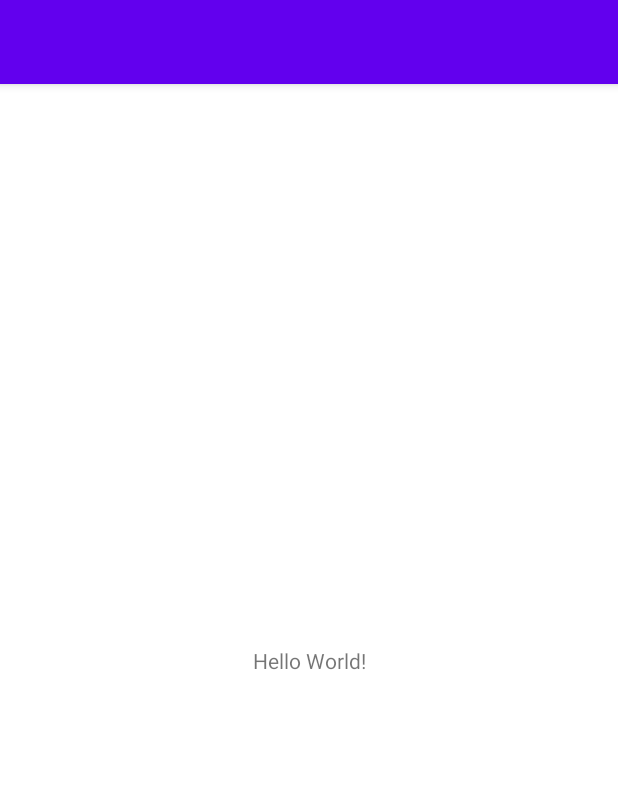
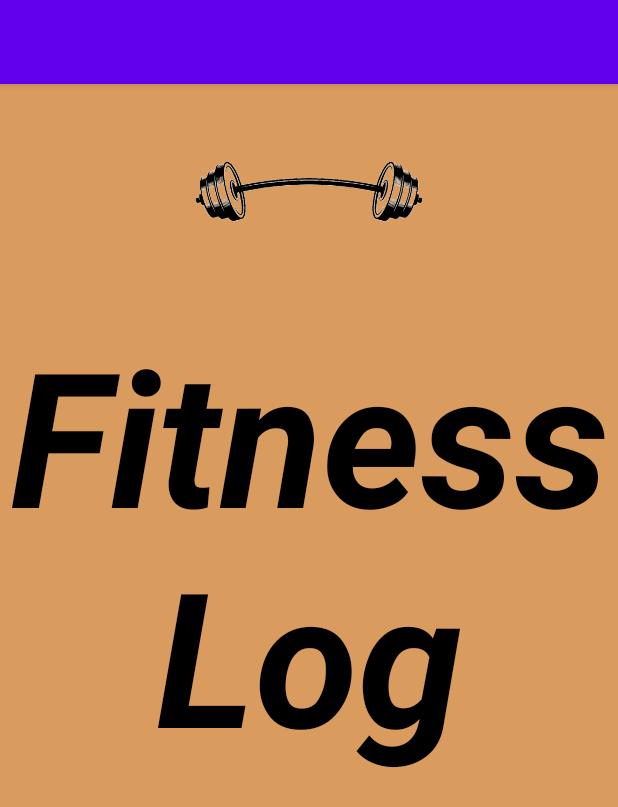
Before and after one commit to Devamp/FitnessApp, an Android app: the screen it shows after launch (MainActivity), on a phone screen of 412 x 824 dp. Shown: the top 807 px of the screen. Run offline under Robolectric (Android 15) with nearby library versions, the light colour scheme and no system bars; 4 statements that could not run were skipped.

Commit message:
Created simple GUIs for the app. Added buttons and listeners.

```diff
--- a/app/src/main/java/com/example/fitnessapp/MainActivity.java
+++ b/app/src/main/java/com/example/fitnessapp/MainActivity.java
@@ -3,12 +3,54 @@ package com.example.fitnessapp;
 import androidx.appcompat.app.AppCompatActivity;
 
 import android.os.Bundle;
+import android.provider.ContactsContract;
+import android.view.View;
+import android.widget.Button;
+import android.widget.EditText;
+import android.widget.RadioButton;
+import android.widget.RadioGroup;
 
-public class MainActivity extends AppCompatActivity {
+public class MainActivity extends AppCompatActivity implements View.OnClickListener, RadioGroup.OnCheckedChangeListener {
 
     @Override
     protected void onCreate(Bundle savedInstanceState) {
         super.onCreate(savedInstanceState);
         setContentView(R.layout.activity_main);
+
+        Button startLog = (Button)findViewById(R.id.startLogButton);
+        Button loadLog = (Button)findViewById(R.id.loadLogButton);
+        Button quitLog = (Button)findViewById(R.id.quitButton);
+
+        EditText nameText = (EditText)findViewById(R.id.nameText);
+
+        RadioGroup radioGroup = (RadioGroup)findViewById(R.id.exerciseGroup);
+        RadioButton benchPress = findViewById(R.id.benchPressRadio);
+        RadioButton squats = findViewById(R.id.squatRadio);
+        RadioButton deadlift = findViewById(R.id.deadliftRadio);
+
+        startLog.setOnClickListener(this);
+        loadLog.setOnClickListener(this);
+        quitLog.setOnClickListener(this);
+
+        radioGroup.setOnCheckedChangeListener(this);
+        benchPress.setOnClickListener(this);
+        squats.setOnClickListener(this);
+        deadlift.setOnClickListener(this);
+
+        //Database database = new Database(nameText, )
     }
+
+    @Override
+    public void onClick(View v) {
+        if(v.getId() == R.id.startLogButton){
+            setContentView(R.layout.newloglayout);
+
+        }
+    }
+
+    @Override
+    public void onCheckedChanged(RadioGroup group, int checkedId) {
+
+    }
+
 }
--- a/app/src/main/res/layout/activity_main.xml
+++ b/app/src/main/res/layout/activity_main.xml
@@ -4,15 +4,92 @@
     xmlns:tools="http://schemas.android.com/tools"
     android:layout_width="match_parent"
     android:layout_height="match_parent"
+    android:backgroundTint="#FF0000"
     tools:context=".MainActivity">
 
-    <TextView
-        android:layout_width="wrap_content"
-        android:layout_height="wrap_content"
-        android:text="Hello World!"
-        app:layout_constraintBottom_toBottomOf="parent"
-        app:layout_constraintLeft_toLeftOf="parent"
-        app:layout_constraintRight_toRightOf="parent"
-        app:layout_constraintTop_toTopOf="parent" />
+    <LinearLayout
+        android:id="@+id/MainLayout"
+        android:layout_width="fill_parent"
+        android:layout_height="fill_parent"
+        android:background="#DA9C5E"
+        android:orientation="vertical"
+        tools:layout_editor_absoluteX="0dp"
+        tools:layout_editor_absoluteY="0dp" >
+
+        <LinearLayout
+            android:id="@+id/BarbellLayout"
+            android:layout_width="match_parent"
+            android:layout_height="150sp"
+            android:gravity="center|top"
+            android:orientation="horizontal">
+
+            <ImageView
+                android:id="@+id/barbellImage"
+                android:layout_width="match_parent"
+                android:layout_height="wrap_content"
+                app:srcCompat="@drawable/barbell" />
+        </LinearLayout>
+
+        <LinearLayout
+            android:layout_width="match_parent"
+            android:layout_height="wrap_content"
+            android:gravity="center"
+            android:orientation="horizontal">
+
+            <TextView
+                android:id="@+id/appName"
+                android:layout_width="match_parent"
+                android:layout_height="match_parent"
+                android:layout_weight="0"
+                android:gravity="center"
+                android:text="FitnessLog"
+                android:textAlignment="gravity"
+                android:textColor="#000000"
+                android:textSize="125sp"
+                android:textStyle="bold|italic" />
+        </LinearLayout>
+
+        <LinearLayout
+            android:id="@+id/menuButtons"
+            android:layout_width="match_parent"
+            android:layout_height="match_parent"
+            android:layout_marginLeft="300sp"
+            android:layout_marginTop="20sp"
+            android:layout_marginRight="300sp"
+            android:layout_marginBottom="20sp"
+            android:gravity="center"
+            android:orientation="vertical">
+
+            <Button
+                android:id="@+id/startLogButton"
+                android:layout_width="wrap_content"
+                android:layout_height="wrap_content"
+                android:layout_marginTop="20sp"
+                android:layout_marginBottom="20sp"
+                android:gravity="top"
+                android:text="New Log"
+                android:textColor="#000000"
+                android:textSize="30sp" />
+
+            <Button
+                android:id="@+id/loadLogButton"
+                android:layout_width="wrap_content"
+                android:layout_height="wrap_content"
+                android:layout_marginBottom="20sp"
+                android:text="Load Log"
+                android:textColor="#000000"
+                android:textSize="30sp"
+                app:iconTint="#FFFFFF" />
+
+            <Button
+                android:id="@+id/quitButton"
+                android:layout_width="wrap_content"
+                android:layout_height="wrap_content"
+                android:text="Quit"
+                android:textColor="#000000"
+                android:textSize="30sp" />
+        </LinearLayout>
+
+    </LinearLayout>
 
 </androidx.constraintlayout.widget.ConstraintLayout>
```
Also changed, not shown: app/src/main/java/com/example/fitnessapp/Database.java (added, +20 -0 lines), app/src/main/res/layout/newloglayout.xml (added, +99 -0 lines), app/src/main/res/drawable/barbell.png (added).
